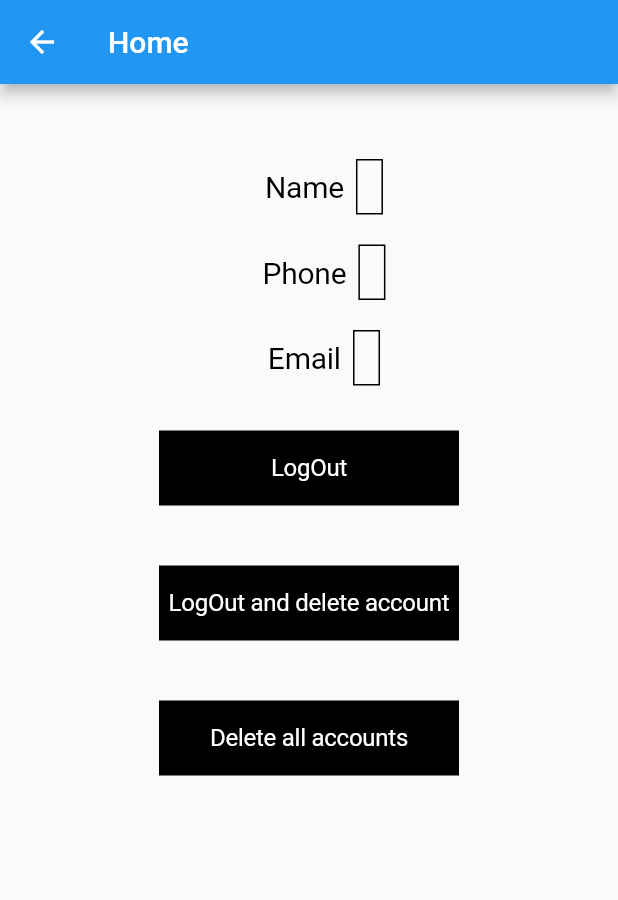
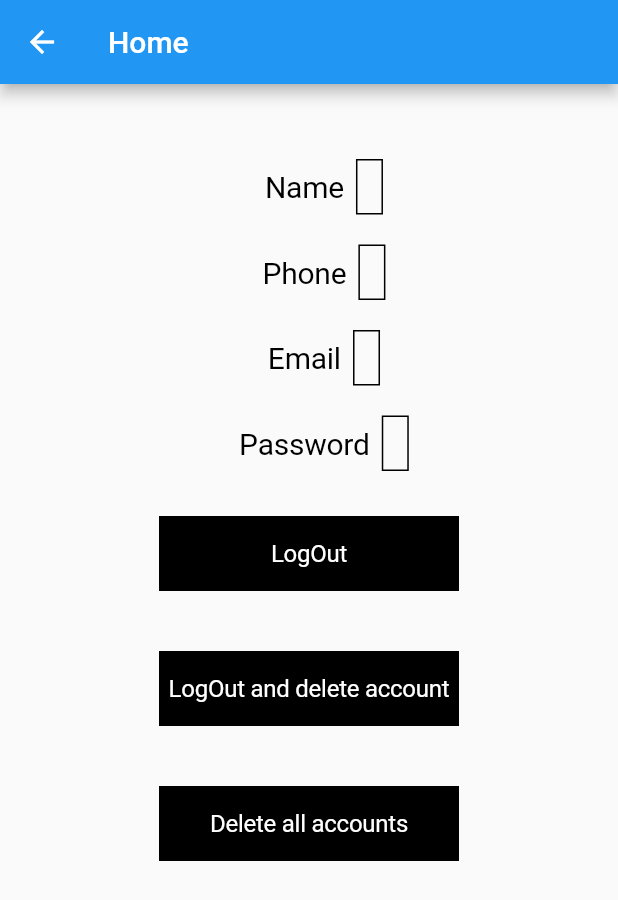
Before and after one commit to wandeimer/x_technology_test, a Flutter app: the HomeScreen screen opened directly, on a phone screen of 412 x 824 dp. Shown: the top 900 px of the screen. Run offline on Flutter 3.47's test engine with Material 2 defaults, Android fonts, the phone set to English and light mode, and no system bars; our stand-ins replace bloc, equatable, flutter_bloc, formz, sqflite; accounts and stored records are empty; Roboto replaces fonts that are missing (Pretendard).

```diff
--- a/lib/database/database.dart
+++ b/lib/database/database.dart
@@ -29,7 +29,7 @@ class UserDB {
     return db;
   }
 
-  Future<List<User>> getAllUsers2() async {
+  Future<List<User>> getAllUsers() async {
     Database db = await database;
     List<Map> query = await db.rawQuery("SELECT * FROM Users ORDER BY id DESC");
     List<User> result = [];
--- a/lib/home_screen/view/screen.dart
+++ b/lib/home_screen/view/screen.dart
@@ -31,6 +31,10 @@ class HomeScreen extends StatelessWidget {
                     label: "Email",
                     data: state.user.eMail,
                   ),
+                  UserInfoField(
+                    label: "Password",
+                    data: state.user.password,
+                  ),
                   Button(
                     title: "LogOut",
                     action: () {
```
